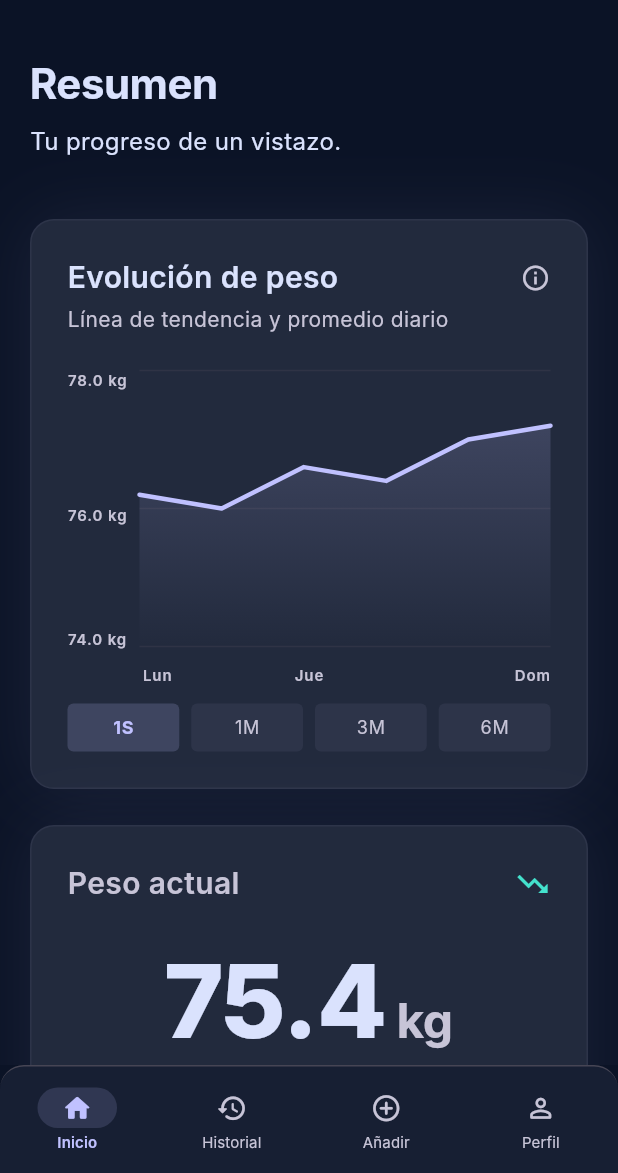
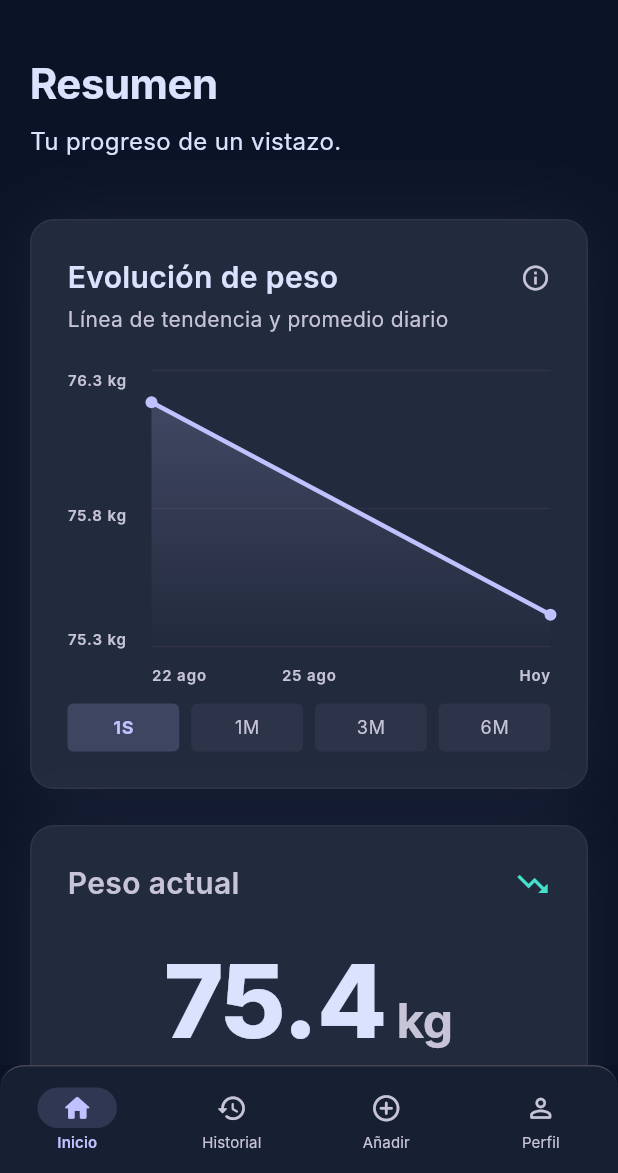
Before and after one commit to sergiogrcia/weightme, a Flutter app: the screen it shows after launch, after a tap on "1S", on a phone screen of 412 x 824 dp, the part 63-1236 px from its top. Run offline on Flutter 3.47's test engine with Material 3 defaults, Android fonts, the phone set to English and light mode, and no system bars; our stand-ins replace shared_preferences; network calls fail; Roboto replaces fonts that are missing (Inter).

Commit message:
connect chart to real entries and remove timestamps from UI

```diff
--- a/lib/models/weight_entry.dart
+++ b/lib/models/weight_entry.dart
@@ -14,12 +14,21 @@ class WeightEntry {
   final double delta; // positivo = subió, negativo = bajó, 0 = igual
 
   int get day => date.day;
-  String get time {
-    final hour = date.hour > 12 ? date.hour - 12 : (date.hour == 0 ? 12 : date.hour);
-    final period = date.hour >= 12 ? 'PM' : 'AM';
-    final minuteStr = date.minute.toString().padLeft(2, '0');
-    final hourStr = hour.toString().padLeft(2, '0');
-    return '$hourStr:$minuteStr $period';
+
+  String get dateFormatted {
+    final now = DateTime.now();
+    if (date.year == now.year && date.month == now.month && date.day == now.day) {
+      return 'Hoy';
+    }
+    final yesterday = now.subtract(const Duration(days: 1));
+    if (date.year == yesterday.year && date.month == yesterday.month && date.day == yesterday.day) {
+      return 'Ayer';
+    }
+    const months = [
+      'ene', 'feb', 'mar', 'abr', 'may', 'jun',
+      'jul', 'ago', 'sep', 'oct', 'nov', 'dic'
+    ];
+    return '${date.day} ${months[date.month - 1]}';
   }
 
   Map<String, dynamic> toJson() => {
--- a/lib/screens/home_screen.dart
+++ b/lib/screens/home_screen.dart
@@ -207,8 +207,8 @@ class _CurrentWeightCard extends StatelessWidget {
         ? '+${weeklyChange.toStringAsFixed(1)} $unit'
         : '${weeklyChange.toStringAsFixed(1)} $unit';
 
-    final lastEntryTime = weightService.entries.isNotEmpty
-        ? weightService.entries.first.time
+    final lastEntryDate = weightService.entries.isNotEmpty
+        ? weightService.entries.first.dateFormatted
         : 'Sin registros';
 
     return _SurfaceCard(
@@ -254,7 +254,7 @@ class _CurrentWeightCard extends StatelessWidget {
                 value: weeklyStr,
                 highlight: weeklyChange <= 0,
               ),
-              _Metric(label: 'ÚLTIMO REGISTRO', value: lastEntryTime),
+              _Metric(label: 'ÚLTIMO REGISTRO', value: lastEntryDate),
             ],
           ),
         ],
--- a/lib/widgets/weight_entry_tile.dart
+++ b/lib/widgets/weight_entry_tile.dart
@@ -68,7 +68,8 @@ class WeightEntryTile extends StatelessWidget {
                     '${weightVal.toStringAsFixed(1)} $unitStr',
                     style: AppTypography.titleMedium,
                   ),
-                  Text(entry.time, style: AppTypography.bodySmall),
+                  if (entry.note != null && entry.note!.isNotEmpty)
+                    Text(entry.note!, style: AppTypography.bodySmall),
                 ],
               ),
             ],
--- a/lib/widgets/weight_evolution_chart.dart
+++ b/lib/widgets/weight_evolution_chart.dart
@@ -16,68 +16,143 @@ class WeightEvolutionChart extends StatelessWidget {
 
   @override
   Widget build(BuildContext context) {
+    final entries = _getFilteredEntries();
     final unitStr = weightService?.profile.unit ?? 'kg';
-    final topLabel = '${weightService?.displayWeight(78) ?? 78.0} $unitStr';
-    final midLabel = '${weightService?.displayWeight(76) ?? 76.0} $unitStr';
-    final botLabel = '${weightService?.displayWeight(74) ?? 74.0} $unitStr';
 
-    final labels = switch (period) {
-      '1S' => const ['Lun', 'Jue', 'Dom'],
-      '3M' => const ['Ago', 'Sep', 'Oct'],
-      '6M' => const ['May', 'Jul', 'Oct'],
-      _ => const ['1 oct', '15 oct', '31 oct'],
-    };
+    final double minWeight;
+    final double maxWeight;
+
+    if (entries.isEmpty) {
+      final base = weightService?.currentDisplayWeight ?? 75.0;
+      minWeight = base - 2.0;
+      maxWeight = base + 2.0;
+    } else {
+      var min = entries.first.weightVal;
+      var max = entries.first.weightVal;
+      for (final e in entries) {
+        if (e.weightVal < min) min = e.weightVal;
+        if (e.weightVal > max) max = e.weightVal;
+      }
+      if ((max - min).abs() < 0.1) {
+        minWeight = min - 2.0;
+        maxWeight = max + 2.0;
+      } else {
+        final padding = (max - min) * 0.15;
+        minWeight = min - padding;
+        maxWeight = max + padding;
+      }
+    }
+
+    final topLabel = '${maxWeight.toStringAsFixed(1)} $unitStr';
+    final midLabel = '${((minWeight + maxWeight) / 2).toStringAsFixed(1)} $unitStr';
+    final botLabel = '${minWeight.toStringAsFixed(1)} $unitStr';
+
+    final xLabels = _getXLabels(entries);
 
     return LayoutBuilder(
       builder: (context, constraints) {
         return Stack(
           children: [
             Positioned.fill(
-              left: 48,
+              left: 56,
               bottom: 26,
               child: CustomPaint(
-                painter: _WeightChartPainter(period: period),
+                painter: _WeightChartPainter(
+                  entries: entries,
+                  minWeight: minWeight,
+                  maxWeight: maxWeight,
+                ),
               ),
             ),
-            Positioned(
-              top: 0,
-              left: 0,
-              child: _AxisLabel(topLabel),
-            ),
-            Positioned(
-              top: constraints.maxHeight * .43,
-              left: 0,
-              child: _AxisLabel(midLabel),
-            ),
-            Positioned(
-              bottom: 24,
-              left: 0,
-              child: _AxisLabel(botLabel),
-            ),
-            Positioned(
-              left: 50,
-              bottom: 0,
-              child: _AxisLabel(labels[0]),
-            ),
+            Positioned(top: 0, left: 0, child: _AxisLabel(topLabel)),
+            Positioned(top: constraints.maxHeight * .43, left: 0, child: _AxisLabel(midLabel)),
+            Positioned(bottom: 24, left: 0, child: _AxisLabel(botLabel)),
+            Positioned(left: 56, bottom: 0, child: _AxisLabel(xLabels[0])),
             Positioned(
               bottom: 0,
               left: 0,
               right: 0,
               child: Row(
                 mainAxisAlignment: MainAxisAlignment.center,
-                children: [_AxisLabel(labels[1])],
+                children: [_AxisLabel(xLabels[1])],
               ),
             ),
-            Positioned(
-              right: 0,
-              bottom: 0,
-              child: _AxisLabel(labels[2]),
-            ),
+            Positioned(right: 0, bottom: 0, child: _AxisLabel(xLabels[2])),
           ],
         );
       },
     );
   }
+
+  List<_ChartPointData> _getFilteredEntries() {
+    if (weightService == null || weightService!.entries.isEmpty) {
+      return [];
+    }
+
+    final allEntries = weightService!.entries;
+    final now = DateTime.now();
+
+    final daysLimit = switch (period) {
+      '1S' => 7,
+      '3M' => 90,
+      '6M' => 180,
+      _ => 30,
+    };
+
+    final cutoff = now.subtract(Duration(days: daysLimit));
+
+    final filtered = allEntries.where((e) {
+      return e.date.isAfter(cutoff) || DateUtils.isSameDay(e.date, cutoff);
+    }).toList();
+
+    filtered.sort((a, b) => a.date.compareTo(b.date));
+
+    return filtered.map((e) {
+      return _ChartPointData(
+        date: e.date,
+        weightVal: weightService!.displayWeight(e.weightKg),
+      );
+    }).toList();
+  }
+
+  List<String> _getXLabels(List<_ChartPointData> entries) {
+    if (entries.isEmpty) {
+      return switch (period) {
+        '1S' => const ['Hace 7d', 'Hace 3d', 'Hoy'],
+        '3M' => const ['Hace 3M', 'Hace 1.5M', 'Hoy'],
+        '6M' => const ['Hace 6M', 'Hace 3M', 'Hoy'],
+        _ => const ['Hace 30d', 'Hace 15d', 'Hoy'],
+      };
+    }
+
+    if (entries.length == 1) {
+      final dateStr = _formatDate(entries.first.date);
+      return [dateStr, dateStr, dateStr];
+    }
+
+    final first = entries.first.date;
+    final last = entries.last.date;
+    final midMillis = (first.millisecondsSinceEpoch + last.millisecondsSinceEpoch) ~/ 2;
+    final mid = DateTime.fromMillisecondsSinceEpoch(midMillis);
+
+    return [
+      _formatDate(first),
+      _formatDate(mid),
+      _formatDate(last),
+    ];
+  }
+
+  String _formatDate(DateTime date) {
+    if (DateUtils.isSameDay(date, DateTime.now())) return 'Hoy';
+    const spanishMonths = ['ene', 'feb', 'mar', 'abr', 'may', 'jun', 'jul', 'ago', 'sep', 'oct', 'nov', 'dic'];
+    return '${date.day} ${spanishMonths[date.month - 1]}';
+  }
+}
+
+class _ChartPointData {
+  const _ChartPointData({required this.date, required this.weightVal});
+  final DateTime date;
+  final double weightVal;
 }
 
 class _AxisLabel extends StatelessWidget {
@@ -92,9 +167,15 @@ class _AxisLabel extends StatelessWidget {
 }
 
 class _WeightChartPainter extends CustomPainter {
-  _WeightChartPainter({required this.period});
+  _WeightChartPainter({
+    required this.entries,
+    required this.minWeight,
+    required this.maxWeight,
+  });
 
-  final String period;
+  final List<_ChartPointData> entries;
+  final double minWeight;
+  final double maxWeight;
 
   @override
   void paint(Canvas canvas, Size size) {
@@ -107,45 +188,44 @@ class _WeightChartPainter extends CustomPainter {
       ..style = PaintingStyle.stroke
       ..strokeCap = StrokeCap.round
       ..strokeJoin = StrokeJoin.round;
+    final dotPaint = Paint()
+      ..color = AppColors.primary
+      ..style = PaintingStyle.fill;
 
     for (var index = 0; index < 3; index++) {
       final y = size.height * index / 2;
       canvas.drawLine(Offset(0, y), Offset(size.width, y), gridPaint);
     }
 
-    final points = switch (period) {
-      '1S' => <Offset>[
-          Offset(0, size.height * .45),
-          Offset(size.width * .2, size.height * .50),
-          Offset(size.width * .4, size.height * .35),
-          Offset(size.width * .6, size.height * .40),
-          Offset(size.width * .8, size.height * .25),
-          Offset(size.width, size.height * .20),
-        ],
-      '3M' => <Offset>[
-          Offset(0, size.height * .90),
-          Offset(size.width * .25, size.height * .75),
-          Offset(size.width * .50, size.height * .55),
-          Offset(size.width * .75, size.height * .30),
-          Offset(size.width, size.height * .15),
-        ],
-      '6M' => <Offset>[
-          Offset(0, size.height * .95),
-          Offset(size.width * .2, size.height * .85),
-          Offset(size.width * .4, size.height * .70),
-          Offset(size.width * .6, size.height * .50),
-          Offset(size.width * .8, size.height * .30),
-          Offset(size.width, size.height * .10),
-        ],
-      _ => <Offset>[
-          Offset(0, size.height * .83),
-          Offset(size.width * .2, size.height * .7),
-          Offset(size.width * .4, size.height * .6),
-          Offset(size.width * .6, size.height * .42),
-          Offset(size.width * .8, size.height * .32),
-          Offset(size.width, size.height * .08),
-        ],
-    };
+    if (entries.isEmpty) {
+      final y = size.height / 2;
+      canvas.drawLine(Offset(0, y), Offset(size.width, y), linePaint);
+      return;
+    }
+
+    final points = <Offset>[];
+    final rangeY = maxWeight - minWeight;
+
+    if (entries.length == 1) {
+      final yRatio = (entries.first.weightVal - minWeight) / rangeY;
+      final y = size.height * (1.0 - yRatio.clamp(0.0, 1.0));
+      points.add(Offset(0, y));
+      points.add(Offset(size.width, y));
+    } else {
+      final firstTime = entries.first.date.millisecondsSinceEpoch.toDouble();
+      final lastTime = entries.last.date.millisecondsSinceEpoch.toDouble();
+      final timeDiff = lastTime - firstTime;
+
+      for (var i = 0; i < entries.length; i++) {
+        final e = entries[i];
+        final x = timeDiff > 0
+            ? size.width * (e.date.millisecondsSinceEpoch - firstTime) / timeDiff
+            : size.width * i / (entries.length - 1);
+        final yRatio = (e.weightVal - minWeight) / rangeY;
+        final y = size.height * (1.0 - yRatio.clamp(0.0, 1.0));
+        points.add(Offset(x, y));
+      }
+    }
 
     final line = Path()..moveTo(points.first.dx, points.first.dy);
     for (final point in points.skip(1)) {
@@ -156,6 +236,7 @@ class _WeightChartPainter extends CustomPainter {
       ..lineTo(size.width, size.height)
       ..lineTo(0, size.height)
       ..close();
+
     canvas.drawPath(
       fill,
       Paint()
@@ -168,9 +249,18 @@ class _WeightChartPainter extends CustomPainter {
           ],
         ).createShader(Offset.zero & size),
     );
+
     canvas.drawPath(line, linePaint);
+
+    for (final pt in points) {
+      canvas.drawCircle(pt, 4, dotPaint);
+    }
   }
 
   @override
-  bool shouldRepaint(covariant _WeightChartPainter oldDelegate) => oldDelegate.period != period;
+  bool shouldRepaint(covariant _WeightChartPainter oldDelegate) {
+    return oldDelegate.entries != entries ||
+        oldDelegate.minWeight != minWeight ||
+        oldDelegate.maxWeight != maxWeight;
+  }
 }
```
